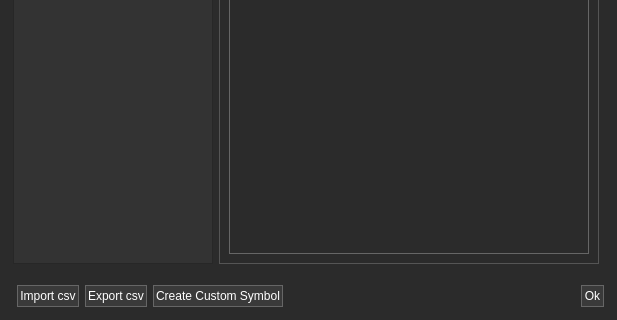
Above: Widgets/HistoricalWindow/historicalwindow.ui from ArtemIyX/TradeForge before the change; both pictures show x 0 to 617 and y 250 to 570 of the 617 by 570 pixel window. Below: the same form after it.
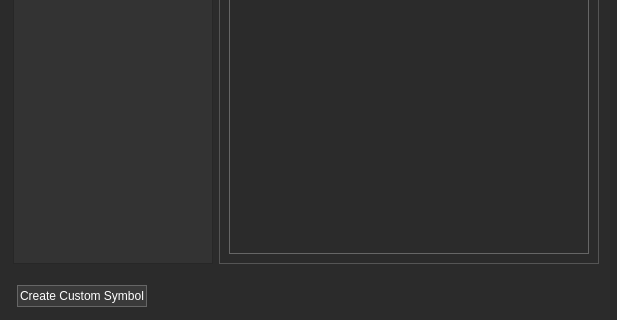
That is the form after the change. The open tabs and pages were chosen to show the change. Icons and pictures are not drawn.

Commit message: contex menus

```diff
--- a/Widgets/HistoricalWindow/historicalwindow.ui
+++ b/Widgets/HistoricalWindow/historicalwindow.ui
@@ -464,66 +464,6 @@
        <property name="bottomMargin">
         <number>5</number>
        </property>
-       <item>
-        <widget class="QPushButton" name="importButton">
-         <property name="styleSheet">
-          <string notr="true">QPushButton{
-	color: #fff;
-	border: 1px solid rgb(102, 102, 102);
-	background-color: rgb(58, 58, 58);
-	padding: 3px 2px;
-}
-QPushButton::hover{
-    color: #CCCCCC;
-	background-color: #666666;
-	padding: 3px 2px;
-}
-QPushButton::pressed {
-	background-color: #ffffff;
-	padding: 3px 2px;
-}
-
-QPushButton::disabled{
-	color: #CCCCCC;
-	background-color: #666666;
-	padding: 3px 2px;
-}</string>
-         </property>
-         <property name="text">
-          <string>Import csv</string>
-         </property>
-        </widget>
-       </item>
-       <item>
-        <widget class="QPushButton" name="exportButton">
-         <property name="styleSheet">
-          <string notr="true">QPushButton{
-	color: #fff;
-	border: 1px solid rgb(102, 102, 102);
-	background-color: rgb(58, 58, 58);
-	padding: 3px 2px;
-}
-QPushButton::hover{
-    color: #CCCCCC;
-	background-color: #666666;
-	padding: 3px 2px;
-}
-QPushButton::pressed {
-	background-color: #ffffff;
-	padding: 3px 2px;
-}
-
-QPushButton::disabled{
-	color: #CCCCCC;
-	background-color: #666666;
-	padding: 3px 2px;
-}</string>
-         </property>
-         <property name="text">
-          <string>Export csv</string>
-         </property>
-        </widget>
-       </item>
        <item>
         <widget class="QPushButton" name="createSymbolButton">
          <property name="styleSheet">
@@ -568,36 +508,6 @@
          </property>
         </spacer>
        </item>
-       <item>
-        <widget class="QPushButton" name="pushButton_2">
-         <property name="styleSheet">
-          <string notr="true">QPushButton{
-	color: #fff;
-	border: 1px solid rgb(102, 102, 102);
-	background-color: rgb(58, 58, 58);
-	padding: 3px 2px;
-}
-QPushButton::hover{
-    color: #CCCCCC;
-	background-color: #666666;
-	padding: 3px 2px;
-}
-QPushButton::pressed {
-	background-color: #ffffff;
-	padding: 3px 2px;
-}
-
-QPushButton::disabled{
-	color: #CCCCCC;
-	background-color: #666666;
-	padding: 3px 2px;
-}</string>
-         </property>
-         <property name="text">
-          <string>Ok</string>
-         </property>
-        </widget>
-       </item>
       </layout>
      </item>
     </layout>
```
Left out of the diff: 2 changed lines with no effect on the pictures. The commit also changes 1 other file.
